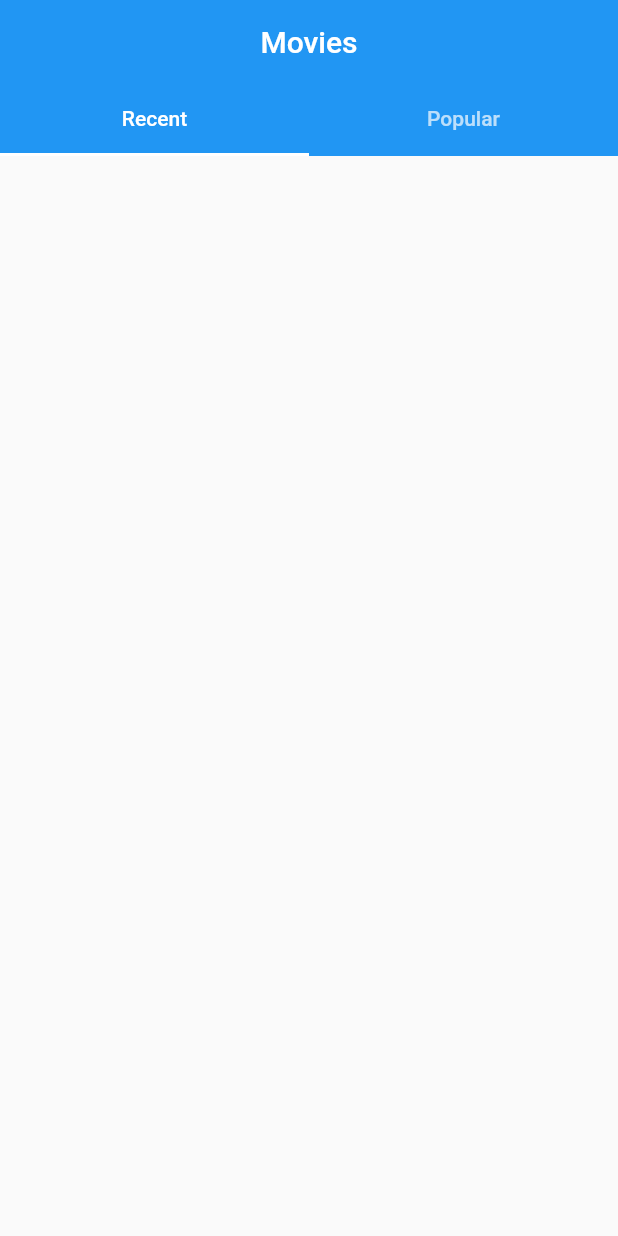
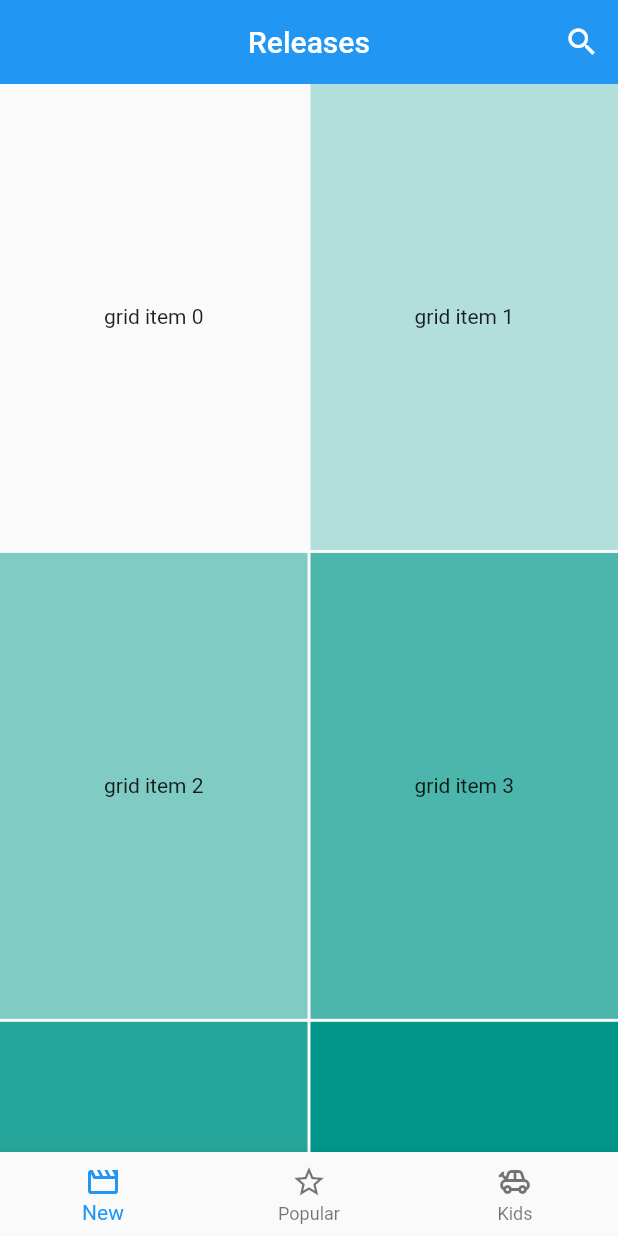
Before and after one commit to davidwbutts/flutter_movies, a Flutter app: the screen it shows after launch, on a phone screen of 412 x 824 dp. Run offline on Flutter 3.47's test engine with Material 2 defaults, Android fonts, the phone set to English and light mode, and no system bars; our stand-ins replace drift, equatable, get_it, shared_preferences; accounts and stored records are empty; generated files the repository leaves out were written again.

Commit message:
move navigation classes to their directory add simple releases screen to support navigation changes

```diff
--- /dev/null
+++ b/lib/app/navigation/inner_screen_stack.dart
@@ -0,0 +1,22 @@
+
+
+import 'package:flutter/material.dart';
+import 'package:flutter_movies/app/navigation/app_state.dart';
+import 'package:flutter_movies/app/ui/releases/releases_screen.dart';
+import 'package:provider/provider.dart';
+
+class InnerScreenStack extends StatelessWidget {
+  const InnerScreenStack({Key? key}) : super(key: key);
+
+  @override
+  Widget build(BuildContext context) {
+    return IndexedStack(
+      children: const <Widget>[
+        ReleasesScreen(),
+        SizedBox(width: double.infinity, child: Placeholder()),
+        SizedBox(width: double.infinity, child: Placeholder()),
+      ],
+      index: context.watch<BottomBarNotifier>().index,
+    );
+  }
+}
--- /dev/null
+++ b/lib/app/ui/main/main_navigation_bar.dart
@@ -0,0 +1,22 @@
+
+
+import 'package:flutter/material.dart';
+import 'package:flutter_movies/app/navigation/app_state.dart';
+import 'package:provider/provider.dart';
+
+class MainNavigationBar extends StatelessWidget {
+  const MainNavigationBar({Key? key}) : super(key: key);
+
+  @override
+  Widget build(BuildContext context) {
+    return BottomNavigationBar(
+      items: const <BottomNavigationBarItem>[
+        BottomNavigationBarItem(icon: Icon(Icons.movie_creation_outlined), label: 'New'),
+        BottomNavigationBarItem(icon: Icon(Icons.star_outline), label: 'Popular'),
+        BottomNavigationBarItem(icon: Icon(Icons.toys_outlined), label: 'Kids'),
+      ],
+      currentIndex: context.watch<BottomBarNotifier>().index,
+      onTap: (index)=>context.read<BottomBarNotifier>().index = index,
+    );
+  }
+}
--- /dev/null
+++ b/lib/app/ui/main/main_screen.dart
@@ -0,0 +1,44 @@
+
+
+import 'package:flutter/foundation.dart';
+import 'package:flutter/material.dart';
+import 'package:flutter_movies/app/injection/dependency_injection.dart';
+import 'package:flutter_movies/app/navigation/app_state.dart';
+import 'package:flutter_movies/app/navigation/inner_router_delegate.dart';
+import 'package:flutter_movies/app/ui/main/main_navigation_bar.dart';
+import 'package:provider/provider.dart';
+
+class MainScreen extends StatefulWidget {
+  const MainScreen({Key? key}) : super(key: key);
+
+  @override
+  State<MainScreen> createState() => _MainScreenState();
+}
+
+class _MainScreenState extends State<MainScreen> {
+
+  final _routerDelegate = InnerRouterDelegate();
+  BackButtonDispatcher? _childBackButtonDispatcher;
+
+  @override
+  void didChangeDependencies() {
+    _childBackButtonDispatcher =
+        Router.of(context).backButtonDispatcher?.createChildBackButtonDispatcher();
+    super.didChangeDependencies();
+  }
+
+
+  @override
+  Widget build(BuildContext context) {
+    return ChangeNotifierProvider.value(
+      value: getIt<AppState>().bottomBarNotifier,
+      child: Scaffold(
+        body: Router(
+          routerDelegate: _routerDelegate,
+          backButtonDispatcher: _childBackButtonDispatcher,
+        ),
+        bottomNavigationBar: const MainNavigationBar(),
+      ),
+    );
+  }
+}
--- /dev/null
+++ b/lib/app/ui/releases/releases_screen.dart
@@ -0,0 +1,47 @@
+
+
+import 'package:flutter/material.dart';
+
+class ReleasesScreen extends StatelessWidget {
+  const ReleasesScreen({Key? key}) : super(key: key);
+
+  @override
+  Widget build(BuildContext context) {
+    return CustomScrollView(
+      slivers: [
+        SliverAppBar(
+          title: const Text('Releases'),
+          centerTitle: true,
+          floating: true,
+          snap: true,
+          actions: <Widget>[
+            IconButton(
+              icon: const Icon(Icons.search),
+              onPressed: (){},
+            ),
+          ],
+        ),
+        SliverGrid(
+          gridDelegate: const SliverGridDelegateWithFixedCrossAxisCount(
+            crossAxisCount: 2,
+            childAspectRatio: 0.66,
+            mainAxisSpacing: 2,
+            crossAxisSpacing: 2,
+          ),
+          delegate: SliverChildBuilderDelegate(
+            _buildItem,
+            childCount: 20,
+          ),
+        )
+      ],
+    );
+  }
+
+  Widget _buildItem(BuildContext context, int index) {
+    return Container(
+      alignment: Alignment.center,
+      color: Colors.teal[100 * (index % 9)],
+      child: Text('grid item $index'),
+    );
+  }
+}
```
Also changed, not shown: lib/app/app.dart (+2 -36 lines), lib/app/navigation/inner_router_delegate.dart (added, +34 -0 lines), lib/app/navigation/main_router_delegate.dart (added, +31 -0 lines), lib/app/navigation/system_route_parser.dart (added, +11 -0 lines).
